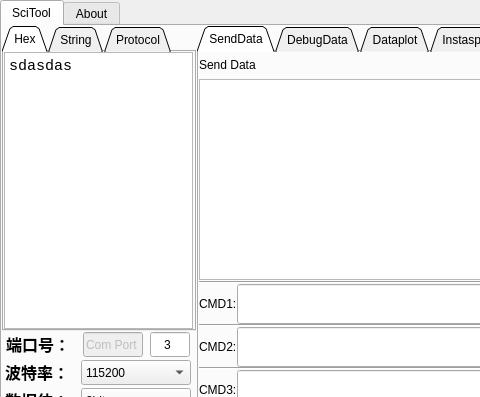
Above: sci_tool.ui from wuliaodew/sci_tool before the change; both pictures show x 0 to 480 and y 0 to 397 of the 800 by 500 pixel window. Below: the same form after it.
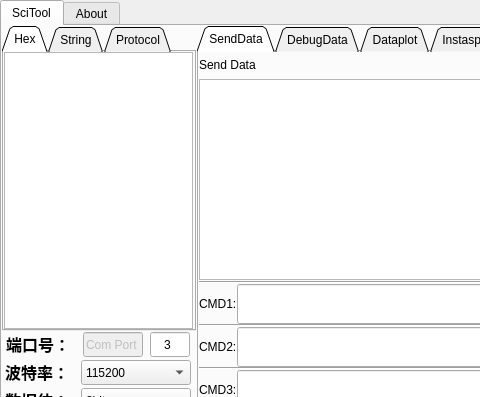
That is the form after the change.

Commit message: 增加了信号和槽，这样就能够在接收数据之后 在主线程里把数据显示出来

Patch:
```diff
--- a/sci_tool.ui
+++ b/sci_tool.ui
@@ -157,7 +157,7 @@
 &lt;html&gt;&lt;head&gt;&lt;meta name=&quot;qrichtext&quot; content=&quot;1&quot; /&gt;&lt;style type=&quot;text/css&quot;&gt;
 p, li { white-space: pre-wrap; }
 &lt;/style&gt;&lt;/head&gt;&lt;body style=&quot; font-family:'Consolas'; font-size:11pt; font-weight:400; font-style:normal;&quot;&gt;
-&lt;p style=&quot; margin-top:0px; margin-bottom:0px; margin-left:0px; margin-right:0px; -qt-block-indent:0; text-indent:0px;&quot;&gt;sdasdas&lt;/p&gt;&lt;/body&gt;&lt;/html&gt;</string>
+&lt;p style=&quot;-qt-paragraph-type:empty; margin-top:0px; margin-bottom:0px; margin-left:0px; margin-right:0px; -qt-block-indent:0; text-indent:0px;&quot;&gt;&lt;br /&gt;&lt;/p&gt;&lt;/body&gt;&lt;/html&gt;</string>
                   </property>
                  </widget>
                 </item>
```
The commit also changes 1 other file.
